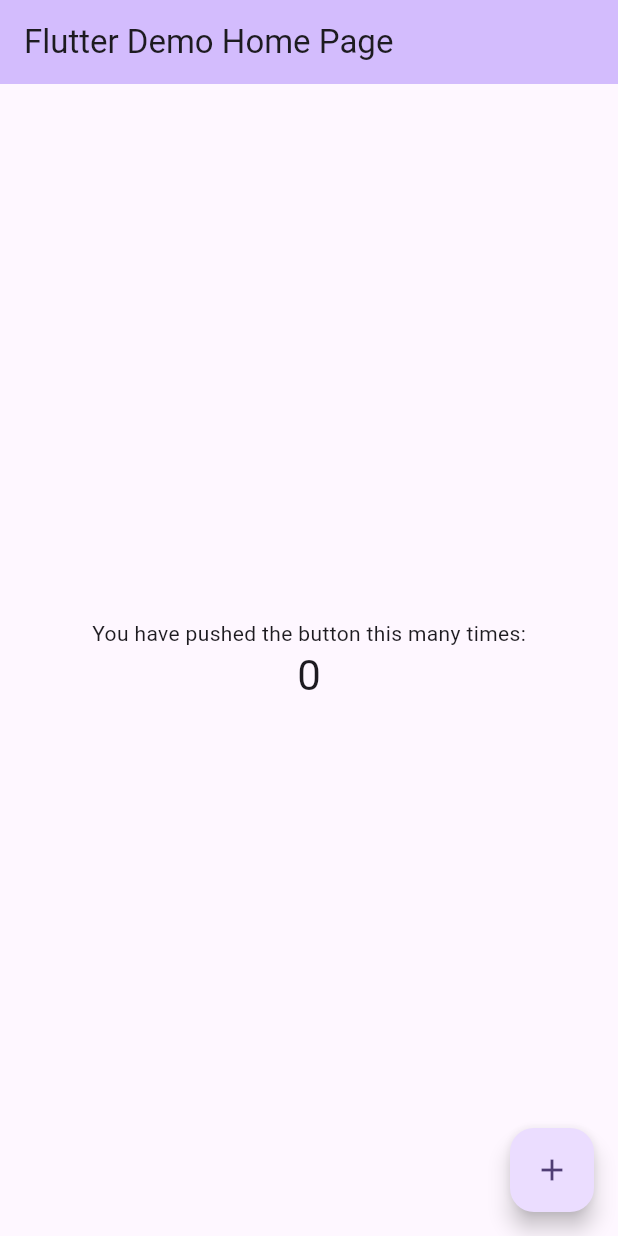
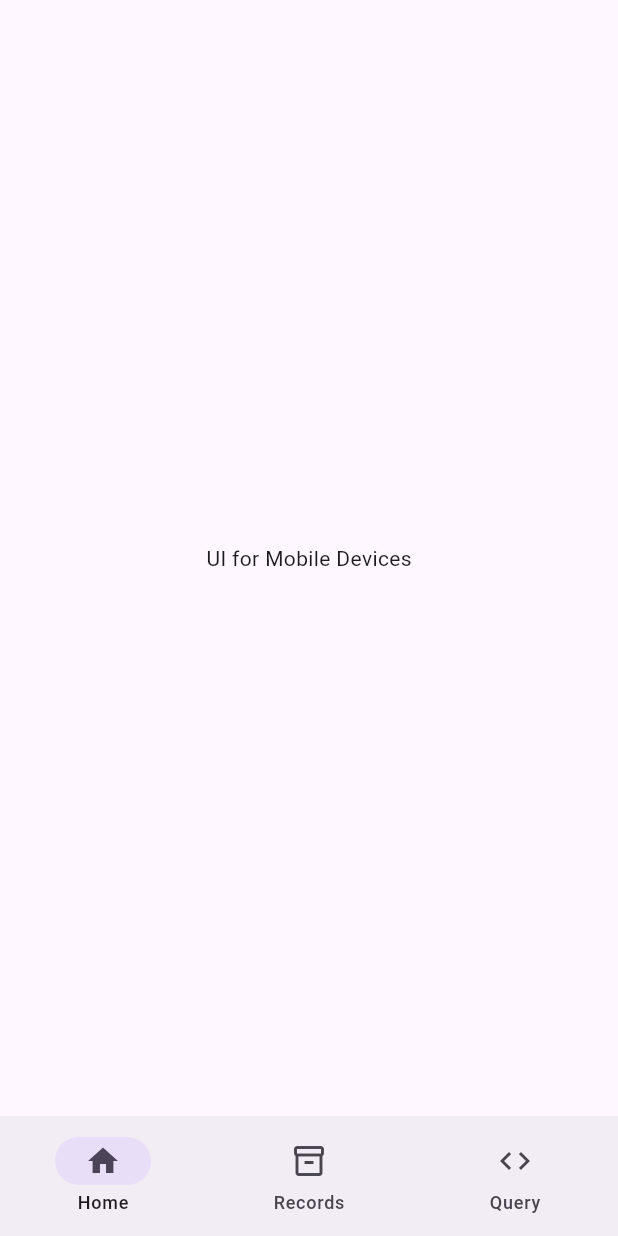
Before and after one commit to marcoxmediran/databases-final-project, a Flutter app: the screen it shows after launch, on a phone screen of 412 x 824 dp. Run offline on Flutter 3.47's test engine with Material 3 defaults, Android fonts, the phone set to English and light mode, and no system bars.

Commit message:
ui mockup

```diff
--- /dev/null
+++ b/lib/home.dart
@@ -0,0 +1,116 @@
+import 'package:flutter/material.dart';
+
+class Home extends StatefulWidget {
+  const Home({super.key});
+
+  @override
+  State<Home> createState() => _HomeState();
+}
+
+class _HomeState extends State<Home> {
+  int screenIndex = 0;
+  late bool drawerMode;
+
+  @override
+  Widget build(BuildContext context) {
+    return drawerMode ? buildSideBarScaffold() : buildBottomBarScaffold();
+  }
+
+  @override
+  void didChangeDependencies() {
+    super.didChangeDependencies();
+    drawerMode = MediaQuery.of(context).size.width >= 700;
+  }
+
+  // Scaffold for desktops
+  Widget buildSideBarScaffold() {
+    return Scaffold(
+      body: SafeArea(
+        top: false,
+        bottom: false,
+        child: Row(
+          children: <Widget>[
+            NavigationRail(
+              extended: true,
+              minWidth: 80,
+              minExtendedWidth: 180,
+              backgroundColor: const Color(0xfff2ecf4),
+              leading: const SizedBox(
+                height: 32,
+                child: Text(
+                  'Pag-IBIG Logo Bla Bla',
+                  textAlign: TextAlign.end,
+                ),
+              ),
+              destinations: destinations.map((ScaffoldDestination destination) {
+                return NavigationRailDestination(
+                  label: Text(destination.label),
+                  icon: destination.icon,
+                  selectedIcon: destination.selectedIcon,
+                );
+              }).toList(),
+              selectedIndex: screenIndex,
+              useIndicator: true,
+              onDestinationSelected: (int index) {
+                setState(() {
+                  screenIndex = index;
+                });
+              },
+            ),
+            const Expanded(
+              child: Column(
+                mainAxisAlignment: MainAxisAlignment.spaceEvenly,
+                children: [
+                  Center(
+                    child: Text('UI for Desktops'),
+                  )
+                ],
+              ),
+            ),
+          ],
+        ),
+      ),
+    );
+  }
+
+  // Scaffold for mobile devices
+  Widget buildBottomBarScaffold() {
+    return Scaffold(
+      body: const Center(
+        child: Text("UI for Mobile Devices"),
+      ),
+      bottomNavigationBar: NavigationBar(
+        selectedIndex: screenIndex,
+        onDestinationSelected: (int index) {
+          setState(() {
+            screenIndex = index;
+          });
+        },
+        destinations: destinations.map((ScaffoldDestination destination) {
+          return NavigationDestination(
+            label: destination.label,
+            icon: destination.icon,
+            selectedIcon: destination.selectedIcon,
+            tooltip: destination.label,
+          );
+        }).toList(),
+      ),
+    );
+  }
+}
+
+// NavigationBar Classes
+class ScaffoldDestination {
+  final String label;
+  final Widget icon;
+  final Widget selectedIcon;
+
+  const ScaffoldDestination(this.label, this.icon, this.selectedIcon);
+}
+
+const List<ScaffoldDestination> destinations = <ScaffoldDestination>[
+  ScaffoldDestination('Home', Icon(Icons.home_outlined), Icon(Icons.home)),
+  ScaffoldDestination(
+      'Records', Icon(Icons.inventory_2_outlined), Icon(Icons.inventory_2)),
+  ScaffoldDestination('Query', Icon(Icons.code_outlined), Icon(Icons.code)),
+];
--- a/lib/main.dart
+++ b/lib/main.dart
@@ -1,4 +1,5 @@
 import 'package:flutter/material.dart';
+import 'package:databases_final_project/home.dart';
 
 void main() {
   runApp(const MyApp());
@@ -11,115 +12,13 @@ class MyApp extends StatelessWidget {
   @override
   Widget build(BuildContext context) {
     return MaterialApp(
-      title: 'Flutter Demo',
+      debugShowCheckedModeBanner: false,
+      title: 'Databases Final Project',
       theme: ThemeData(
-        // This is the theme of your application.
-        //
-        // TRY THIS: Try running your application with "flutter run". You'll see
-        // the application has a purple toolbar. Then, without quitting the app,
-        // try changing the seedColor in the colorScheme below to Colors.green
-        // and then invoke "hot reload" (save your changes or press the "hot
-        // reload" button in a Flutter-supported IDE, or press "r" if you used
-        // the command line to start the app).
-        //
-        // Notice that the counter didn't reset back to zero; the application
-        // state is not lost during the reload. To reset the state, use hot
-        // restart instead.
-        //
-        // This works for code too, not just values: Most code changes can be
-        // tested with just a hot reload.
         colorScheme: ColorScheme.fromSeed(seedColor: Colors.deepPurple),
         useMaterial3: true,
       ),
-      home: const MyHomePage(title: 'Flutter Demo Home Page'),
+      home: const Home(),
     );
   }
 }
-
-class MyHomePage extends StatefulWidget {
-  const MyHomePage({super.key, required this.title});
-
-  // This widget is the home page of your application. It is stateful, meaning
-  // that it has a State object (defined below) that contains fields that affect
-  // how it looks.
-
-  // This class is the configuration for the state. It holds the values (in this
-  // case the title) provided by the parent (in this case the App widget) and
-  // used by the build method of the State. Fields in a Widget subclass are
-  // always marked "final".
-
-  final String title;
-
-  @override
-  State<MyHomePage> createState() => _MyHomePageState();
-}
-
-class _MyHomePageState extends State<MyHomePage> {
-  int _counter = 0;
-
-  void _incrementCounter() {
-    setState(() {
-      // This call to setState tells the Flutter framework that something has
-      // changed in this State, which causes it to rerun the build method below
-      // so that the display can reflect the updated values. If we changed
-      // _counter without calling setState(), then the build method would not be
-      // called again, and so nothing would appear to happen.
-      _counter++;
-    });
-  }
-
-  @override
-  Widget build(BuildContext context) {
-    // This method is rerun every time setState is called, for instance as done
-    // by the _incrementCounter method above.
-    //
-    // The Flutter framework has been optimized to make rerunning build methods
-    // fast, so that you can just rebuild anything that needs updating rather
-    // than having to individually change instances of widgets.
-    return Scaffold(
-      appBar: AppBar(
-        // TRY THIS: Try changing the color here to a specific color (to
-        // Colors.amber, perhaps?) and trigger a hot reload to see the AppBar
-        // change color while the other colors stay the same.
-        backgroundColor: Theme.of(context).colorScheme.inversePrimary,
-        // Here we take the value from the MyHomePage object that was created by
-        // the App.build method, and use it to set our appbar title.
-        title: Text(widget.title),
-      ),
-      body: Center(
-        // Center is a layout widget. It takes a single child and positions it
-        // in the middle of the parent.
-        child: Column(
-          // Column is also a layout widget. It takes a list of children and
-          // arranges them vertically. By default, it sizes itself to fit its
-          // children horizontally, and tries to be as tall as its parent.
-          //
-          // Column has various properties to control how it sizes itself and
-          // how it positions its children. Here we use mainAxisAlignment to
-          // center the children vertically; the main axis here is the vertical
-          // axis because Columns are vertical (the cross axis would be
-          // horizontal).
-          //
-          // TRY THIS: Invoke "debug painting" (choose the "Toggle Debug Paint"
-          // action in the IDE, or press "p" in the console), to see the
-          // wireframe for each widget.
-          mainAxisAlignment: MainAxisAlignment.center,
-          children: <Widget>[
-            const Text(
-              'You have pushed the button this many times:',
-            ),
-            Text(
-              '$_counter',
-              style: Theme.of(context).textTheme.headlineMedium,
-            ),
-          ],
-        ),
-      ),
-      floatingActionButton: FloatingActionButton(
-        onPressed: _incrementCounter,
-        tooltip: 'Increment',
-        child: const Icon(Icons.add),
-      ), // This trailing comma makes auto-formatting nicer for build methods.
-    );
-  }
-}
```
